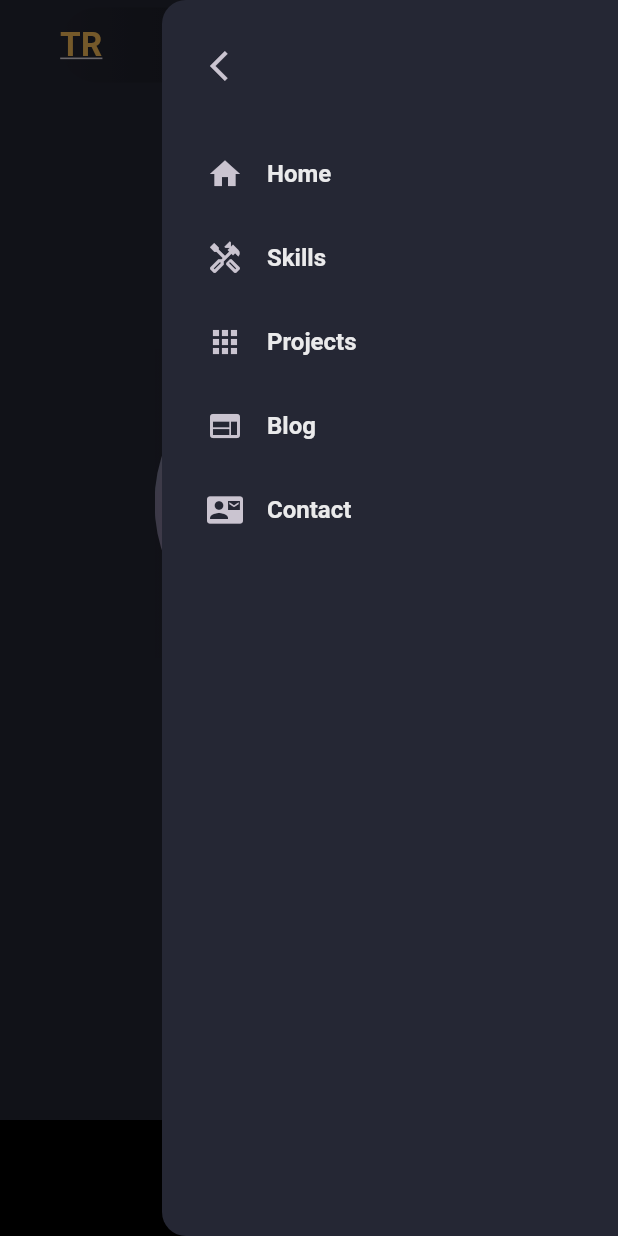
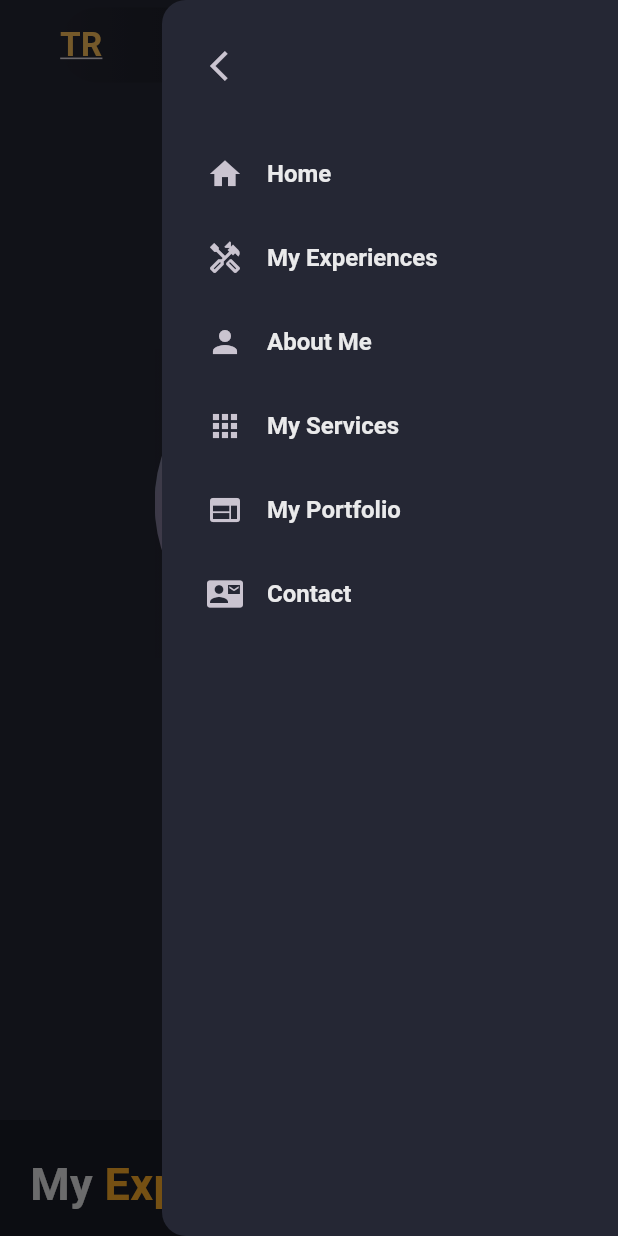
Before and after one commit to tasnimislamraisa/Flutter_projects, a Flutter app: the screen it shows after launch, after a tap on the "menu" icon, on a phone screen of 412 x 824 dp. Run offline on Flutter 3.47's test engine with Material 3 defaults, Android fonts, the phone set to English and light mode, and no system bars; drawn by our look-alikes of animated_text_kit; our stand-ins replace cloud_firestore, firebase_auth, firebase_core, fl_chart, flutter_svg, font_awesome_flutter and 5 more; accounts and stored records are empty.

Commit message:
size fix

```diff
--- a/my_portfolio/lib/home_screen.dart
+++ b/my_portfolio/lib/home_screen.dart
@@ -19,14 +19,13 @@ class _HomeScreenState extends State<HomeScreen> {
     return LayoutBuilder(
         // constrain :it  contains information about screen/window size
         builder: (context, constrains) {
-      bool isDesktop =
-          constrains.maxWidth >= 900; // Set a breakpoint for desktop screens
-      bool isTablet = constrains.maxWidth >= 600 &&
-          constrains.maxWidth < 900; // Set a breakpoint for tablets
+      bool isDesktop = constrains.maxWidth >= 900; // Set a breakpoint for desktop screens
+      bool isMobile = constrains.maxWidth >= 600;
+      //bool isTablet = constrains.maxWidth >= 600 && constrains.maxWidth < 900; // Set a breakpoint for tablets
       return Scaffold(
         key: scaffoldKey,
         backgroundColor: colors.scaffoldBg,
-        endDrawer: constrains.maxWidth >= kMinDesktopWith
+        endDrawer: constrains.maxWidth >= 900
             ? null
             : const DrawerMobile(),
         body: ListView(
@@ -35,13 +34,6 @@ class _HomeScreenState extends State<HomeScreen> {
             // Main
             if (isDesktop)
               const HeaderDesktop()
-            else if (isTablet)
-              HeaderMobile(
-                onLogoTap: () {},
-                onMenuTap: () {
-                  scaffoldKey.currentState?.openEndDrawer();
-                },
-              )
             else
               HeaderMobile(
                 onLogoTap: () {},
@@ -49,9 +41,17 @@ class _HomeScreenState extends State<HomeScreen> {
                   scaffoldKey.currentState?.openEndDrawer();
                 },
               ),
+
             //const MainDesktop(),
             isDesktop ? const MainDesktop() : const MainMobile(),
             //if (isDesktop) const MainDesktop() else if(isTablet) const MainMobile(),
+
+            // My Experience
+
+            isDesktop
+                ? MyExperienceDesktop()
+                : const MyExperiencesMobile(),
+
             // about me
             isDesktop ? const AboutDesktop() : const AboutMobile(),
 
@@ -60,12 +60,6 @@ class _HomeScreenState extends State<HomeScreen> {
 
             // my portfolio : Desktop
             isDesktop ? const MyPortfolioDesktop() : const MyPortfolioMobile(),
-
-            // My Experience
-
-            isDesktop
-                ? MyExperienceDesktop()
-                : const MyExperiencesMobile(),
 
             // contact
             isDesktop ? const ContactDesktop() : const ContactMobile(),
--- a/my_portfolio/lib/presentation_layer/components/nav_item.dart
+++ b/my_portfolio/lib/presentation_layer/components/nav_item.dart
@@ -2,16 +2,18 @@ import '../components/my_imports.dart';
 
 List<String> navTitles=[
   "Home",
-  "Skills",
-  "Projects",
-  "Blog",
+  "My Experiences",
+  "About Me",
+  "My Services",
+  "My Portfolio",
   "Contact",
 ];
 
 List<IconData> navIcons=[
   Icons.home,
-Icons.handyman_outlined,
-Icons.apps,
-Icons.web,
-Icons.quick_contacts_mail
+  Icons.handyman_outlined,
+  Icons.person,
+  Icons.apps,
+  Icons.web,
+  Icons.quick_contacts_mail
 ];
--- a/my_portfolio/lib/presentation_layer/widgets/contact_desktop.dart
+++ b/my_portfolio/lib/presentation_layer/widgets/contact_desktop.dart
@@ -9,7 +9,7 @@ class ContactDesktop extends StatelessWidget {
       height: Utils.getScreenSize(context).height ,
       constraints: const BoxConstraints(minHeight: 350.0),
       padding: const EdgeInsets.all(80),
-      color: colors.scaffoldBgDarkest,
+      color: colors.scaffoldBg,
       alignment: Alignment.center,
       child: Column(
         crossAxisAlignment: CrossAxisAlignment.center,
--- a/my_portfolio/lib/presentation_layer/widgets/contact_mobile.dart
+++ b/my_portfolio/lib/presentation_layer/widgets/contact_mobile.dart
@@ -7,13 +7,13 @@ class ContactMobile extends StatelessWidget {
   Widget build(BuildContext context) {
     return Container(
       padding: const EdgeInsets.symmetric(horizontal: 20, vertical: 40),
-      color: colors.scaffoldBgDarkest,
+      color: colors.scaffoldBg,
       child: Column(
         crossAxisAlignment: CrossAxisAlignment.center,
         children: [
-          Row(
+          const Row(
             mainAxisAlignment: MainAxisAlignment.center,
-            children: const [
+            children: [
               Text(
                 "Contact ",
                 style: TextStyle(
--- a/my_portfolio/lib/presentation_layer/widgets/header_desktop.dart
+++ b/my_portfolio/lib/presentation_layer/widgets/header_desktop.dart
@@ -8,7 +8,7 @@ class HeaderDesktop extends StatelessWidget {
     return Container(
       height: 100,
       margin: const EdgeInsets.symmetric(vertical: 10, horizontal: 20),
-      width: double.maxFinite,
+      width: Utils.getScreenWidth(context),
       decoration: kHeaderDecoration,
       child: Row(
         children: [
@@ -18,17 +18,18 @@ class HeaderDesktop extends StatelessWidget {
             Padding(
               padding: const EdgeInsets.all(20.0),
               child: TextButton(
-                onPressed: () {},
+                onPressed: () {
+                },
                 child: Text(
                   navTitles[i],
-                  style: const TextStyle(
-                    fontSize: 16,
+                  style: TextStyle(
+                    fontSize: 13.sp,
                     fontWeight: FontWeight.w500,
                     color: colors.whitePrimary,
                   ),
                 ),
               ),
-            )
+            ),
         ],
       ),
     );
--- a/my_portfolio/lib/presentation_layer/widgets/my_experience_desktop.dart
+++ b/my_portfolio/lib/presentation_layer/widgets/my_experience_desktop.dart
@@ -97,7 +97,7 @@ class MyExperienceDesktop extends StatelessWidget {
       height: Utils.getScreenSize(context).height,
       constraints: const BoxConstraints(minHeight: 350.0),
       padding: const EdgeInsets.all(100),
-      color: colors.scaffoldBg,
+      color: colors.scaffoldBgDarker,
       child: Column(
         mainAxisAlignment: MainAxisAlignment.start,
         crossAxisAlignment: CrossAxisAlignment.start,
--- a/my_portfolio/lib/presentation_layer/widgets/my_experience_mobile.dart
+++ b/my_portfolio/lib/presentation_layer/widgets/my_experience_mobile.dart
@@ -9,7 +9,7 @@ class MyExperiencesMobile extends StatelessWidget {
       height: Utils.getScreenSize(context).height / 1.2,
       constraints: const BoxConstraints(minHeight: 350.0),
       padding: const EdgeInsets.all(20), // Reduced padding for mobile
-      color: colors.scaffoldBg,
+      color: colors.scaffoldBgDarker,
       child: Column(
         crossAxisAlignment: CrossAxisAlignment.start,
         mainAxisAlignment: MainAxisAlignment.start,
```
